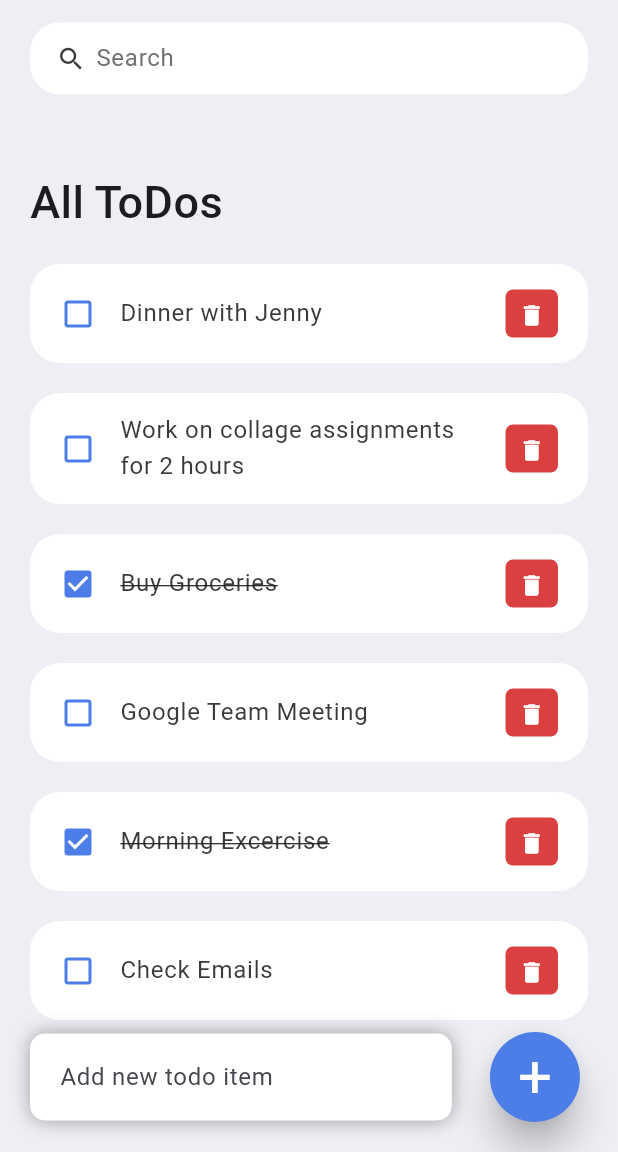
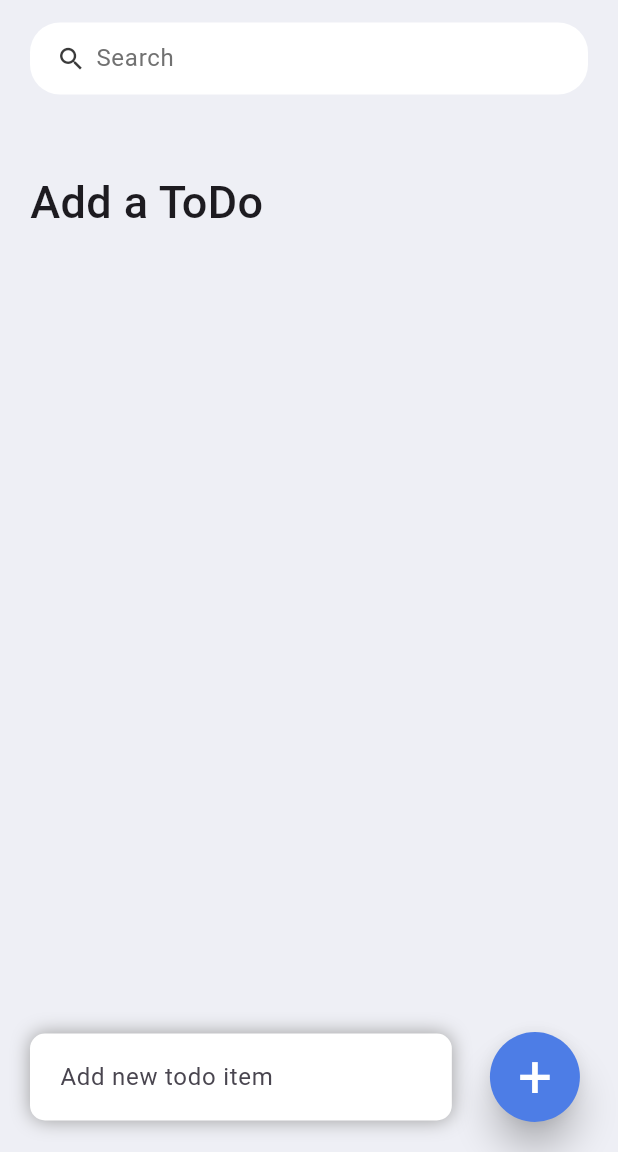
Before and after one commit to AhmedMarzokOthman/Listify, a Flutter app: the screen it shows after launch, on a phone screen of 412 x 824 dp, the part 84-1236 px from its top. Run offline on Flutter 3.47's test engine with Material 3 defaults, Android fonts, the phone set to English and light mode, and no system bars; network calls fail.

Commit message:
adding check

```diff
--- a/lib/model/todo.dart
+++ b/lib/model/todo.dart
@@ -10,13 +10,6 @@ class ToDo {
   });
 
   static List<ToDo> todoList() {
-    return [
-      ToDo(id: '03', todoText: "Check Emails"),
-      ToDo(id: '01', todoText: "Morning Excercise", isDone: true),
-      ToDo(id: '04', todoText: "Google Team Meeting"),
-      ToDo(id: '02', todoText: "Buy Groceries", isDone: true),
-      ToDo(id: '05', todoText: "Work on collage assignments for 2 hours"),
-      ToDo(id: '06', todoText: "Dinner with Jenny"),
-    ];
+    return [];
   }
 }
--- a/lib/screens/home.dart
+++ b/lib/screens/home.dart
@@ -13,8 +13,9 @@ class Home extends StatefulWidget {
 
 class _HomeState extends State<Home> {
   final todoList = ToDo.todoList();
+  final _todoController = TextEditingController();
   List<ToDo> _foundToDo = [];
-  final _todoController = TextEditingController();
+  String tex = '';
 
   @override
   void initState() {
@@ -102,6 +103,20 @@ class _HomeState extends State<Home> {
     });
   }
 
+  String _handleAddTodo() {
+    if (todoList.isNotEmpty) {
+      setState(() {
+        tex = "All ToDos";
+      });
+      return tex;
+    } else {
+      setState(() {
+        tex = "Add a ToDo";
+      });
+      return tex;
+    }
+  }
+
   @override
   Widget build(BuildContext context) {
     return Scaffold(
@@ -122,9 +137,9 @@ class _HomeState extends State<Home> {
                     children: [
                       Container(
                         margin: const EdgeInsets.only(top: 50, bottom: 20),
-                        child: const Text(
-                          "All ToDos",
-                          style: TextStyle(
+                        child: Text(
+                          _handleAddTodo(),
+                          style: const TextStyle(
                             fontSize: 30,
                             fontWeight: FontWeight.w500,
                           ),
--- a/pubspec.yaml
+++ b/pubspec.yaml
@@ -9,11 +9,12 @@ environment:
 dependencies:
   flutter:
     sdk: flutter
+  shared_preferences: ^2.5.2
 
 dev_dependencies:
+  flutter_lints: ^3.0.0
   flutter_test:
     sdk: flutter
-  flutter_lints: ^3.0.0
 
 flutter:
   uses-material-design: true
```
